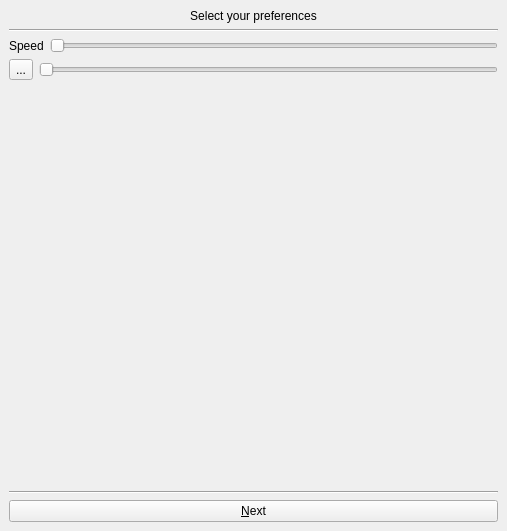
BuildmLearn/BuildmLearn-Toolkit, file src/templates/dictation/dictationsimulator.ui: the form before one commit.
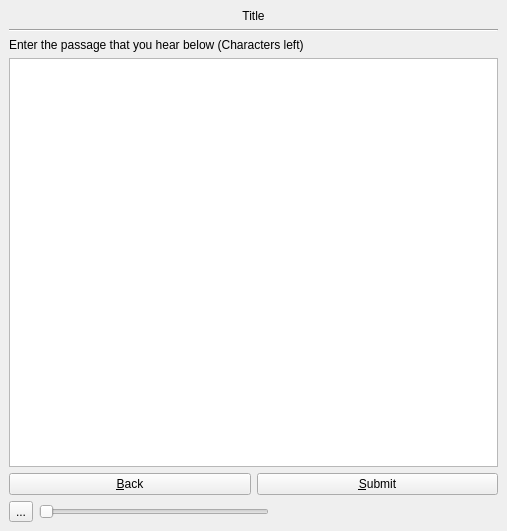
The form after the commit. Custom widgets are drawn as their Qt base class.

Patch:
```diff
--- a/src/templates/dictation/dictationsimulator.ui
+++ b/src/templates/dictation/dictationsimulator.ui
@@ -195,99 +195,6 @@
        </item>
       </layout>
      </widget>
-     <widget class="QWidget" name="m_pagePreferance">
-      <layout class="QVBoxLayout" name="verticalLayout_4">
-       <item>
-        <widget class="QLabel" name="label_2">
-         <property name="text">
-          <string>Select your preferences</string>
-         </property>
-         <property name="alignment">
-          <set>Qt::AlignCenter</set>
-         </property>
-        </widget>
-       </item>
-       <item>
-        <widget class="Line" name="line_4">
-         <property name="orientation">
-          <enum>Qt::Horizontal</enum>
-         </property>
-        </widget>
-       </item>
-       <item>
-        <layout class="QHBoxLayout" name="horizontalLayout_4">
-         <item>
-          <widget class="QLabel" name="label_3">
-           <property name="text">
-            <string>Speed</string>
-           </property>
-          </widget>
-         </item>
-         <item>
-          <widget class="QSlider" name="m_slderSpeed">
-           <property name="orientation">
-            <enum>Qt::Horizontal</enum>
-           </property>
-          </widget>
-         </item>
-        </layout>
-       </item>
-       <item>
-        <layout class="QHBoxLayout" name="horizontalLayout_5">
-         <item>
-          <widget class="PlainToolButton" name="m_btnVolume">
-           <property name="toolTip">
-            <string>Move image up.</string>
-           </property>
-           <property name="text">
-            <string>...</string>
-           </property>
-           <property name="iconSize">
-            <size>
-             <width>24</width>
-             <height>24</height>
-            </size>
-           </property>
-          </widget>
-         </item>
-         <item>
-          <widget class="QSlider" name="m_sliderVolume">
-           <property name="orientation">
-            <enum>Qt::Horizontal</enum>
-           </property>
-          </widget>
-         </item>
-        </layout>
-       </item>
-       <item>
-        <spacer name="verticalSpacer">
-         <property name="orientation">
-          <enum>Qt::Vertical</enum>
-         </property>
-         <property name="sizeHint" stdset="0">
-          <size>
-           <width>20</width>
-           <height>384</height>
-          </size>
-         </property>
-        </spacer>
-       </item>
-       <item>
-        <widget class="Line" name="line_5">
-         <property name="orientation">
-          <enum>Qt::Horizontal</enum>
-         </property>
-        </widget>
-       </item>
-       <item>
-        <widget class="QPushButton" name="m_btnNext">
-         <property name="text">
-          <string>&amp;Next</string>
-         </property>
-        </widget>
-       </item>
-      </layout>
-     </widget>
      <widget class="QWidget" name="m_pageDictation">
       <layout class="QVBoxLayout" name="verticalLayout_3">
        <item>
```
Left out of the diff: 4 changed lines with no effect on the pictures.
